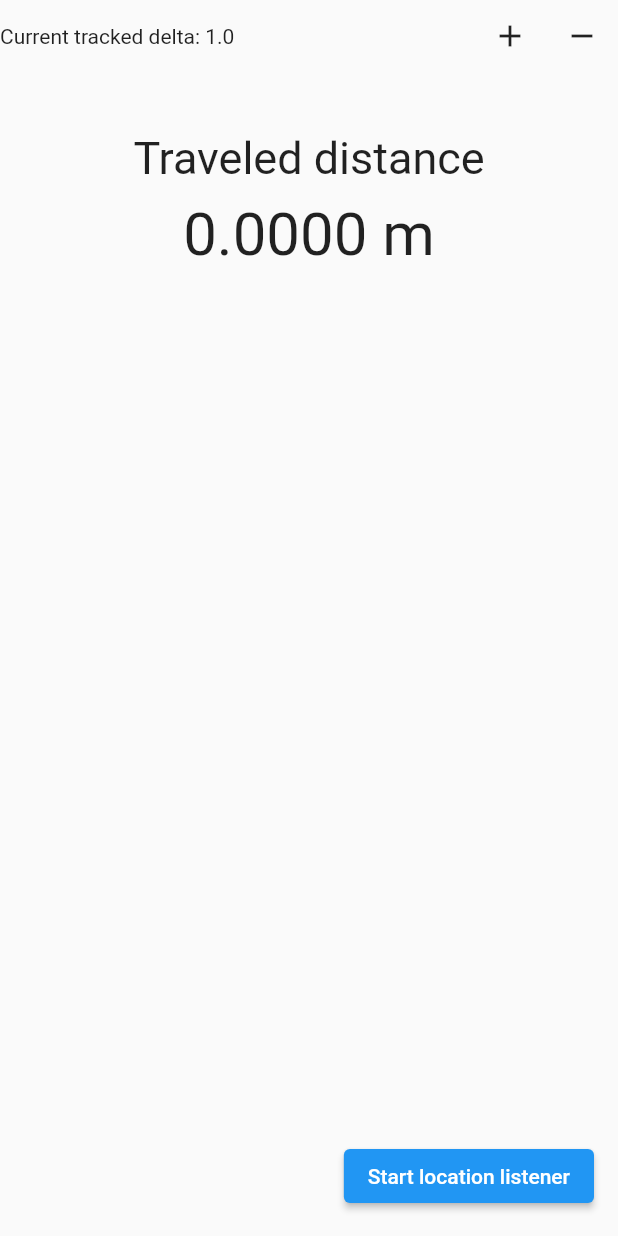
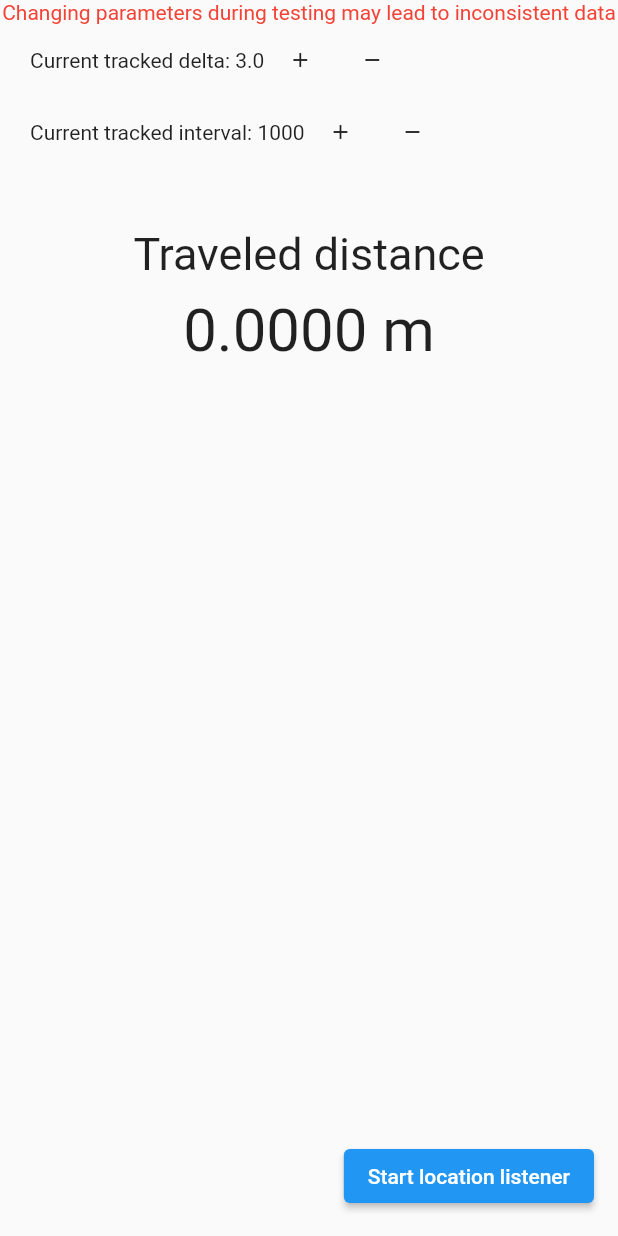
Before and after one commit to suljevicsemir/walking-app, a Flutter app: the screen it shows after launch, after a tap on the "add" icon, on a phone screen of 412 x 824 dp. Run offline on Flutter 3.47's test engine with Material 2 defaults, Android fonts, the phone set to English and light mode, and no system bars; our stand-ins replace geolocator, location.

Commit message:
changeable parameters

```diff
--- a/lib/location_provider.dart
+++ b/lib/location_provider.dart
@@ -29,102 +29,18 @@ class LocationProvider extends ChangeNotifier {
 
   final Location _location = Location();
   LocationData? _lastLocation;
-  bool _isFirstRun = true;
+
   late StreamSubscription listener;
   bool _trackingInProgress = false;
   double _distanceTraveled = 0.0;
 
-  double _distanceDelta = 1.0;
+
+
 
   double? _horizontalAccuracy;
   double? _verticalAccuracy;
 
-  final List<LocationAccuracyModel> accuracyList = [
-    // LocationAccuracyModel(verticalAccuracy: 20, horizontalAccuracy: 20, distance: 15),
-    // LocationAccuracyModel(verticalAccuracy: 20, horizontalAccuracy: 20, distance: 15),
-    // LocationAccuracyModel(verticalAccuracy: 20, horizontalAccuracy: 20, distance: 15),
-    // LocationAccuracyModel(verticalAccuracy: 20, horizontalAccuracy: 20, distance: 15),
-    // LocationAccuracyModel(verticalAccuracy: 20, horizontalAccuracy: 20, distance: 15),
-    // LocationAccuracyModel(verticalAccuracy: 20, horizontalAccuracy: 20, distance: 15),
-    // LocationAccuracyModel(verticalAccuracy: 20, horizontalAccuracy: 20, distance: 15),
-    // LocationAccuracyModel(verticalAccuracy: 20, horizontalAccuracy: 20, distance: 15),
-    // LocationAccuracyModel(verticalAccuracy: 20, horizontalAccuracy: 20, distance: 15),
-    // LocationAccuracyModel(verticalAccuracy: 20, horizontalAccuracy: 20, distance: 15),
-    // LocationAccuracyModel(verticalAccuracy: 20, horizontalAccuracy: 20, distance: 15),
-    // LocationAccuracyModel(verticalAccuracy: 20, horizontalAccuracy: 20, distance: 15),
-    // LocationAccuracyModel(verticalAccuracy: 20, horizontalAccuracy: 20, distance: 15),
-    // LocationAccuracyModel(verticalAccuracy: 20, horizontalAccuracy: 20, distance: 15),
-    // LocationAccuracyModel(verticalAccuracy: 20, horizontalAccuracy: 20, distance: 15),
-    // LocationAccuracyModel(verticalAccuracy: 20, horizontalAccuracy: 20, distance: 15),
-    // LocationAccuracyModel(verticalAccuracy: 20, horizontalAccuracy: 20, distance: 15),
-    // LocationAccuracyModel(verticalAccuracy: 20, horizontalAccuracy: 20, distance: 15),
-    // LocationAccuracyModel(verticalAccuracy: 20, horizontalAccuracy: 20, distance: 15),
-    // LocationAccuracyModel(verticalAccuracy: 20, horizontalAccuracy: 20, distance: 15),
-    // LocationAccuracyModel(verticalAccuracy: 20, horizontalAccuracy: 20, distance: 15),
-    // LocationAccuracyModel(verticalAccuracy: 20, horizontalAccuracy: 20, distance: 15),
-    // LocationAccuracyModel(verticalAccuracy: 20, horizontalAccuracy: 20, distance: 15),
-    // LocationAccuracyModel(verticalAccuracy: 20, horizontalAccuracy: 20, distance: 15),
-    // LocationAccuracyModel(verticalAccuracy: 20, horizontalAccuracy: 20, distance: 15),
-    // LocationAccuracyModel(verticalAccuracy: 20, horizontalAccuracy: 20, distance: 15),
-    // LocationAccuracyModel(verticalAccuracy: 20, horizontalAccuracy: 20, distance: 15),
-    // LocationAccuracyModel(verticalAccuracy: 20, horizontalAccuracy: 20, distance: 15),
-    // LocationAccuracyModel(verticalAccuracy: 20, horizontalAccuracy: 20, distance: 15),
-    // LocationAccuracyModel(verticalAccuracy: 20, horizontalAccuracy: 20, distance: 15),
-    // LocationAccuracyModel(verticalAccuracy: 20, horizontalAccuracy: 20, distance: 15),
-    // LocationAccuracyModel(verticalAccuracy: 20, horizontalAccuracy: 20, distance: 15),
-    // LocationAccuracyModel(verticalAccuracy: 20, horizontalAccuracy: 20, distance: 15),
-    // LocationAccuracyModel(verticalAccuracy: 20, horizontalAccuracy: 20, distance: 15),
-    // LocationAccuracyModel(verticalAccuracy: 20, horizontalAccuracy: 20, distance: 15),
-    // LocationAccuracyModel(verticalAccuracy: 20, horizontalAccuracy: 20, distance: 15),
-    // LocationAccuracyModel(verticalAccuracy: 20, horizontalAccuracy: 20, distance: 15),
-    // LocationAccuracyModel(verticalAccuracy: 20, horizontalAccuracy: 20, distance: 15),
-    // LocationAccuracyModel(verticalAccuracy: 20, horizontalAccuracy: 20, distance: 15),
-    // LocationAccuracyModel(verticalAccuracy: 20, horizontalAccuracy: 20, distance: 15),
-    // LocationAccuracyModel(verticalAccuracy: 20, horizontalAccuracy: 20, distance: 15),
-    // LocationAccuracyModel(verticalAccuracy: 20, horizontalAccuracy: 20, distance: 15),
-    // LocationAccuracyModel(verticalAccuracy: 20, horizontalAccuracy: 20, distance: 15),
-    // LocationAccuracyModel(verticalAccuracy: 20, horizontalAccuracy: 20, distance: 15),
-    // LocationAccuracyModel(verticalAccuracy: 20, horizontalAccuracy: 20, distance: 15),
-    // LocationAccuracyModel(verticalAccuracy: 20, horizontalAccuracy: 20, distance: 15),
-    // LocationAccuracyModel(verticalAccuracy: 20, horizontalAccuracy: 20, distance: 15),
-    // LocationAccuracyModel(verticalAccuracy: 20, horizontalAccuracy: 20, distance: 15),
-    // LocationAccuracyModel(verticalAccuracy: 20, horizontalAccuracy: 20, distance: 15),
-    // LocationAccuracyModel(verticalAccuracy: 20, horizontalAccuracy: 20, distance: 15),
-    // LocationAccuracyModel(verticalAccuracy: 20, horizontalAccuracy: 20, distance: 15),
-    // LocationAccuracyModel(verticalAccuracy: 20, horizontalAccuracy: 20, distance: 15),
-    // LocationAccuracyModel(verticalAccuracy: 20, horizontalAccuracy: 20, distance: 15),
-    // LocationAccuracyModel(verticalAccuracy: 20, horizontalAccuracy: 20, distance: 15),
-    // LocationAccuracyModel(verticalAccuracy: 20, horizontalAccuracy: 20, distance: 15),
-    // LocationAccuracyModel(verticalAccuracy: 20, horizontalAccuracy: 20, distance: 15),
-    // LocationAccuracyModel(verticalAccuracy: 20, horizontalAccuracy: 20, distance: 15),
-    // LocationAccuracyModel(verticalAccuracy: 20, horizontalAccuracy: 20, distance: 15),
-    // LocationAccuracyModel(verticalAccuracy: 20, horizontalAccuracy: 20, distance: 15),
-    // LocationAccuracyModel(verticalAccuracy: 20, horizontalAccuracy: 20, distance: 15),
-    // LocationAccuracyModel(verticalAccuracy: 20, horizontalAccuracy: 20, distance: 15),
-    // LocationAccuracyModel(verticalAccuracy: 20, horizontalAccuracy: 20, distance: 15),
-    // LocationAccuracyModel(verticalAccuracy: 20, horizontalAccuracy: 20, distance: 15),
-    // LocationAccuracyModel(verticalAccuracy: 20, horizontalAccuracy: 20, distance: 15),
-    // LocationAccuracyModel(verticalAccuracy: 20, horizontalAccuracy: 20, distance: 15),
-    // LocationAccuracyModel(verticalAccuracy: 20, horizontalAccuracy: 20, distance: 15),
-    // LocationAccuracyModel(verticalAccuracy: 20, horizontalAccuracy: 20, distance: 15),
-    // LocationAccuracyModel(verticalAccuracy: 20, horizontalAccuracy: 20, distance: 15),
-    // LocationAccuracyModel(verticalAccuracy: 20, horizontalAccuracy: 20, distance: 15),
-    // LocationAccuracyModel(verticalAccuracy: 20, horizontalAccuracy: 20, distance: 15),
-    // LocationAccuracyModel(verticalAccuracy: 20, horizontalAccuracy: 20, distance: 15),
-    // LocationAccuracyModel(verticalAccuracy: 20, horizontalAccuracy: 20, distance: 15),
-    // LocationAccuracyModel(verticalAccuracy: 20, horizontalAccuracy: 20, distance: 15),
-    // LocationAccuracyModel(verticalAccuracy: 20, horizontalAccuracy: 20, distance: 15),
-    // LocationAccuracyModel(verticalAccuracy: 20, horizontalAccuracy: 20, distance: 15),
-    // LocationAccuracyModel(verticalAccuracy: 20, horizontalAccuracy: 20, distance: 15),
-    // LocationAccuracyModel(verticalAccuracy: 20, horizontalAccuracy: 20, distance: 15),
-    // LocationAccuracyModel(verticalAccuracy: 20, horizontalAccuracy: 20, distance: 15),
-    // LocationAccuracyModel(verticalAccuracy: 20, horizontalAccuracy: 20, distance: 15),
-    // LocationAccuracyModel(verticalAccuracy: 20, horizontalAccuracy: 20, distance: 15),
-    // LocationAccuracyModel(verticalAccuracy: 20, horizontalAccuracy: 20, distance: 15),
-    // LocationAccuracyModel(verticalAccuracy: 20, horizontalAccuracy: 20, distance: 15),
-    // LocationAccuracyModel(verticalAccuracy: 20, horizontalAccuracy: 20, distance: 15),
-    // LocationAccuracyModel(verticalAccuracy: 20, horizontalAccuracy: 20, distance: 15),
-  ];
+  final List<LocationAccuracyModel> accuracyList = [];
 
 
 
@@ -152,46 +68,49 @@ class LocationProvider extends ChangeNotifier {
 
   int k = 1;
 
+  int _interval = 1000;
+  double _distanceFilter = 2;
+
+
+  double get distanceFilter => _distanceFilter;
+  int get interval => _interval;
+
+
+  set interval(int value) {
+    _interval = value;
+    notifyListeners();
+  }
+
+  set distanceFilter(double value) {
+    _distanceFilter = value;
+    notifyListeners();
+  }
 
   Future<void> startLocationListener() async{
     trackingInProgress = true;
     _lastLocation = null;
 
-
-
     await _location.changeSettings(
       accuracy: LocationAccuracy.high,
-      interval: 1000,
-      distanceFilter: 1
+      interval: _interval,
+      distanceFilter: _distanceFilter
     );
 
     listener = _location.onLocationChanged.listen((LocationData locationData) {
-      // debugPrint("Location changed!");
-      // debugPrint("Current latitude: ${locationData.latitude}");
-      // debugPrint("Current longitude: ${locationData.longitude}")„
       _lastLocation ??= locationData;
-
-
 
       final double newDistance = geolocator.Geolocator.distanceBetween(locationData.latitude!, locationData.longitude!, _lastLocation!.latitude!, _lastLocation!.longitude!);
 
       accuracyList.add(LocationAccuracyModel(verticalAccuracy: locationData.verticalAccuracy, horizontalAccuracy: locationData.accuracy, distance: newDistance));
       notifyListeners();
 
-      //locationData.accuracy != null && locationData.accuracy! <= 11 && locationData.accuracy! >= 0
 
-      //adding to total distance if horizontal accuracy is less or equal to 11
-      if(newDistance < 3) {
-        distanceTraveled = distanceTraveled + newDistance;
+
+      if(k > 4 && locationData.accuracy != null && locationData.accuracy! <= 14 && locationData.accuracy! >= 0 && newDistance > 1 && newDistance < 20) {
+        distanceTraveled += newDistance;
       }
       k++;
-
-
-
       _lastLocation = locationData;
-
-
-
     });
   }
 
@@ -199,16 +118,6 @@ class LocationProvider extends ChangeNotifier {
     trackingInProgress = false;
     listener.cancel();
   }
-
-  void increaseDelta() {
-    _distanceDelta += 0.1;
-  }
-
-  void decreaseDelta() {
-    _distanceDelta -= 0.1;
-  }
-
-  double get distanceDelta => _distanceDelta;
 
   set trackingInProgress(bool value) {
     _trackingInProgress = value;
@@ -239,11 +148,25 @@ class LocationProvider extends ChangeNotifier {
 
   double? get verticalAccuracy => _verticalAccuracy;
 
+  void incrementInterval() {
+    _interval += 1000;
+    notifyListeners();
+  }
 
+  void decrementInterval() {
+    _interval -= 1000;
+    notifyListeners();
+  }
 
+  void incrementDistanceFilter() {
+    _distanceFilter += 1;
+    notifyListeners();
+  }
 
-
-
+  void decrementDistanceFilter() {
+    _distanceFilter -= 1;
+    notifyListeners();
+  }
 
 
 }
--- a/lib/main.dart
+++ b/lib/main.dart
@@ -75,30 +75,57 @@ class _MyHomePageState extends State<MyHomePage> {
   @override
   Widget build(BuildContext context) {
     final provider = context.watch<LocationProvider>();
+
     return Scaffold(
       floatingActionButton: _PageFloatingButton(isTracking: provider.trackingInProgress,),
       body: SafeArea(
         child: Column(
           children: [
-            Row(
+            Text(
+              "Changing parameters during testing may lead to inconsistent data",
+              style: TextStyle(
+                color: Colors.red
+              ),
+            ),
+            Padding(
+              padding: const EdgeInsets.only(left: 20),
+              child: Row(
                 children: [
                   Text(
-                  "Current tracked delta: ${provider.distanceDelta}"
-                ),
-                Spacer(),
-                IconButton(
-                  onPressed: () {
-                    provider.increaseDelta();
-                  },
-                  icon: Icon(Icons.add),
+                      "Current tracked delta: ${provider.distanceFilter}"
                   ),
                   IconButton(
-                  onPressed: () {
-
-                  },
-                  icon: Icon(Icons.remove),
+                    onPressed: () => provider.incrementDistanceFilter(),
+                    icon: const Icon(Icons.add, size: 16,),
+                    splashRadius: 20,
+                  ),
+                  IconButton(
+                    onPressed: () => provider.decrementDistanceFilter(),
+                    icon: const Icon(Icons.remove, size: 16,),
+                    splashRadius: 20,
                   )
                 ],
+              ),
+            ),
+            Padding(
+              padding: const EdgeInsets.only(left: 20),
+              child: Row(
+                children: [
+                  Text(
+                      "Current tracked interval: ${provider.interval}"
+                  ),
+                  IconButton(
+                    onPressed: () => provider.incrementInterval(),
+                    icon: const Icon(Icons.add, size: 16,),
+                    splashRadius: 20,
+                  ),
+                  IconButton(
+                    onPressed: () => provider.decrementInterval(),
+                    icon: const Icon(Icons.remove, size: 16,),
+                    splashRadius: 20,
+                  )
+                ],
+              ),
             ),
             const SizedBox(height: 40,),
             const Center(
@@ -136,15 +163,13 @@ class AccuracyListItem extends StatelessWidget {
   final LocationAccuracyModel model;
 
   bool get accurate {
-    return model.horizontalAccuracy != null && model.horizontalAccuracy! <= 11;
+    return model.horizontalAccuracy != null && model.horizontalAccuracy! <= 14;
   }
 
   @override
   Widget build(BuildContext context) {
     return Container(
-      decoration: accurate ? BoxDecoration() : BoxDecoration(
-        color: Colors.red
-      ),
+      decoration: accurate ? const BoxDecoration() : const BoxDecoration(color: Colors.red),
       child: Row(
         crossAxisAlignment: CrossAxisAlignment.center,
         children: [
```
Lines whose indentation alone changed are shown as unchanged.
